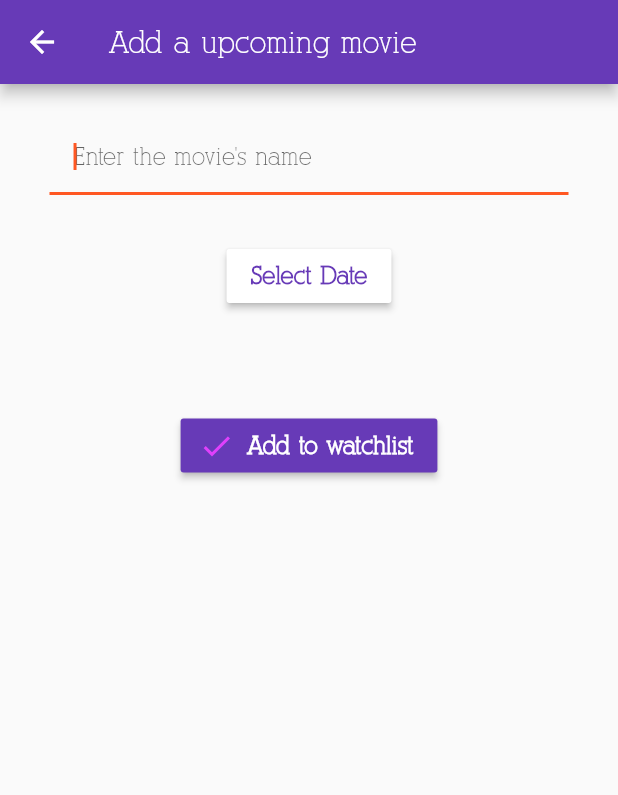
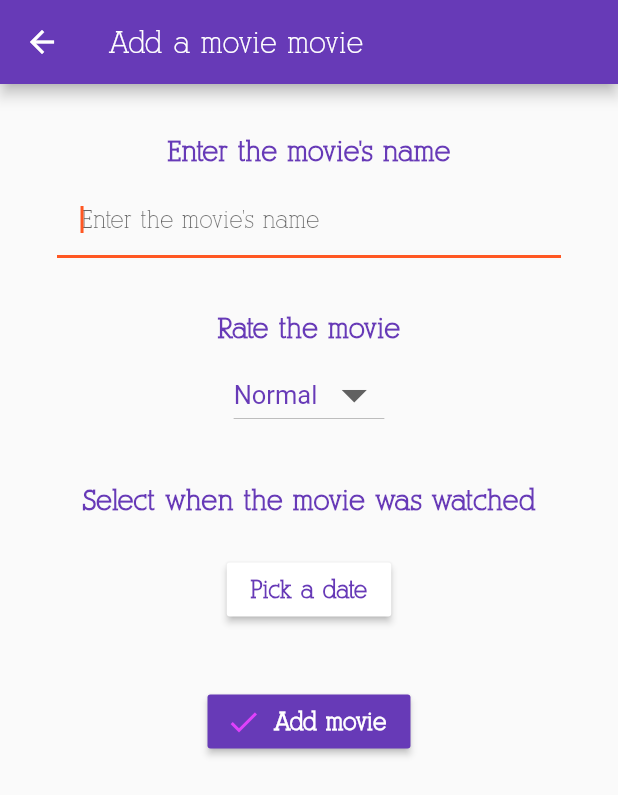
Before and after one commit to Nimlion/Movie_List, a Flutter app: the WatchlistScreen screen opened directly, after a tap on the "add" icon, on a phone screen of 412 x 824 dp. Shown: the top 795 px of the screen. Run offline on Flutter 3.47's test engine with Material 2 defaults, Android fonts, the phone set to English and light mode, and no system bars; drawn by our look-alikes of overlay_support; our stand-ins replace shared_preferences; missing offline and left inert: unicorndial; accounts and stored records are empty.

Commit message:
Added a general page to add movies

```diff
--- a/lib/main.dart
+++ b/lib/main.dart
@@ -6,7 +6,9 @@ import 'package:flutter/material.dart';
 import 'package:intl/intl.dart';
 import 'package:to_do/models/movie.dart';
 import 'package:to_do/models/repository.dart';
+import 'package:to_do/models/state.dart';
 import 'package:to_do/screens/addmovie.dart';
+import 'package:to_do/screens/addscreen.dart';
 import 'package:to_do/screens/editmovie.dart';
 import 'package:to_do/screens/favorite.dart';
 import 'package:to_do/screens/search.dart';
@@ -419,7 +421,9 @@ class MovieState extends State<MovieList> {
   // Build a single movie item
   Widget _buildMovieItem(Movie movie, int index) {
     // check if the movie is saved
-    final bool alreadySaved = Repo.saved.contains(movie);
+    final bool liked = movie.getStatus() == MovieStatus.favorite;
+    print("liked: " + liked.toString());
+    print("status: " + movie.getStatus().toString());
 
     // Create a list tile with icon, title, date and wether the movie is saved or not
     return new ListTile(
@@ -440,11 +444,11 @@ class MovieState extends State<MovieList> {
           .toLowerCase()),
       trailing: IconButton(
           icon: new Icon(
-            alreadySaved ? Icons.favorite : Icons.favorite_border,
-            color: alreadySaved ? Colors.red : null,
+            liked ? Icons.favorite : Icons.favorite_border,
+            color: liked ? Colors.red : null,
           ),
           onPressed: () {
-            _saveFavoriteMovie(movie);
+            _saveFavoriteMovie(movie, index);
           }),
       onTap: () => _promptEditMovie(index),
       onLongPress: () => _promptRemoveMovie(index),
@@ -474,26 +478,24 @@ class MovieState extends State<MovieList> {
   void _pushAddMovieScreen() {
     // Push this page onto the stack
     Navigator.of(context).push(
-      new MaterialPageRoute(builder: (context) => AddScreen()),
+      new MaterialPageRoute(
+          builder: (context) => AddMovieScreen(list: Repo.watched, keyString: Repo.movieKey)),
     );
   }
 
-  // Save or remove a movie from the favorite list
-  void _saveFavoriteMovie(Movie favMovie) async {
+  // favorite a movie from the watched list
+  void _saveFavoriteMovie(Movie favMovie, int index) async {
     SharedPreferences prefs = await SharedPreferences.getInstance();
-    final bool alreadySaved = Repo.saved.contains(favMovie);
+    final bool alreadySaved = Repo.watched[index].getStatus() == MovieStatus.favorite;
 
     setState(() {
       // If the movie is not in the favorite list yet, add the movie. Else remove the movie from the favorite list
       if (alreadySaved) {
-        Repo.saved.remove(favMovie);
+        Repo.watched[index].setStatus(MovieStatus.normal);
       } else {
-        Repo.saved.add(favMovie);
+        Repo.watched[index].setStatus(MovieStatus.favorite);
       }
-      prefs.setString(Repo.favoriteKey, jsonEncode(Repo.saved));
+      prefs.setString(Repo.movieKey, jsonEncode(Repo.watched));
     });
-
-    // Sort the favorite list
-    Movie.sortListAlphabetically(Repo.saved);
   }
 }
--- a/lib/models/movie.dart
+++ b/lib/models/movie.dart
@@ -1,4 +1,5 @@
 import 'package:to_do/models/repository.dart';
+import 'package:to_do/models/state.dart';
 
 /*
 * Here is everything about a movie
@@ -8,11 +9,13 @@ class Movie {
   // Each movie has a title and a date from when it was added
   String _title;
   DateTime _addedDate;
+  MovieStatus _status;
 
   // To create a movie a date and title must be given
-  Movie(DateTime date, String name) {
+  Movie(DateTime date, String name, MovieStatus status) {
     this._addedDate = date;
     this._title = name;
+    this._status = status;
   }
 
   // Check if a movie is identical to one another
@@ -29,7 +32,7 @@ class Movie {
 
   // Translate a string from json to a object of movie
   factory Movie.fromJson(Map<String, dynamic> json) {
-    return new Movie(DateTime.parse(json['date']), json['title']);
+    return new Movie(DateTime.parse(json['date']), json['title'], getStatusFromString(json['status']));
   }
 
   // Translate a object of movie to a string in json
@@ -37,6 +40,7 @@ class Movie {
     return {
       'title': _title,
       'date': _addedDate.toString(),
+      'status': _addedDate.toString(),
     };
   }
 
@@ -45,22 +49,33 @@ class Movie {
     return this._title;
   }
 
+  // Get the title of the movie
+  MovieStatus getStatus() {
+    return this._status;
+  }
+
   // Get the date of the movie
   DateTime getDate() {
     return this._addedDate;
   }
 
-  // Set the date of the movie
+  // Set the title of the movie
   void setTitle(String newTitle) {
     this._title = newTitle;
   }
 
+  // Set the title of the movie
+  void setStatus(MovieStatus newStatus) {
+    this._status = newStatus;
+  }
+
+  // Set the date of the movie
   void setDate(DateTime newDate) {
     this._addedDate = newDate;
   }
 
-  // Check if the movie already exists in the list of movies
-  static bool movieDoesExist(String movie) {
+  // Check if the movie already exists in the list of watched movies
+  static bool movieExistsInWatched(String movie) {
     for (Movie object in Repo.watched) {
       if (object.getTitle().toLowerCase() == movie) {
         return true;
@@ -69,24 +84,47 @@ class Movie {
     return false;
   }
 
+  // Check if the movie already exists in the list of to watch movies
+  static bool movieExistsInToWatch(String movie) {
+    for (Movie object in Repo.future) {
+      if (object.getTitle().toLowerCase() == movie) {
+        return true;
+      }
+    }
+    return false;
+  }
+
   // Sort a list of movies alphabetically
-  static void sortListAlphabetically(List<Movie> lijst) async {
-    lijst.sort((a, b) {
+  static void sortListAlphabetically(List<Movie> list) async {
+    list.sort((a, b) {
       return a.getTitle().compareTo(b.getTitle());
     });
   }
 
   // Sort a list of movies by the latest date
-  static void sortListByLatest(List<Movie> lijst) async {
-    lijst.sort((a, b) {
+  static void sortListByLatest(List<Movie> list) async {
+    list.sort((a, b) {
       return b.getDate().compareTo(a.getDate());
     });
   }
 
   // Sort a list of movies by the latest date
-  static void sortListByEarliest(List<Movie> lijst) async {
-    lijst.sort((a, b) {
+  static void sortListByEarliest(List<Movie> list) async {
+    list.sort((a, b) {
       return a.getDate().compareTo(b.getDate());
     });
   }
+
+  // Sort a list of movies by the latest date
+  List<Movie> retrieveGems(List<Movie> list) {
+    List<Movie> listOfGems;
+
+    list.map((Movie movie) {
+      if(movie.getStatus() == MovieStatus.gem) {
+        listOfGems.add(movie);
+      }
+    });
+
+    return listOfGems;
+  }
 }
--- a/lib/screens/addmovie.dart
+++ b/lib/screens/addmovie.dart
@@ -5,6 +5,7 @@ import 'package:shared_preferences/shared_preferences.dart';
 import 'package:flutter/material.dart';
 import 'package:to_do/models/movie.dart';
 import 'package:to_do/models/repository.dart';
+import 'package:to_do/models/state.dart';
 
 /*
 * Everything what has to do with the adding of movies can be found here.
@@ -44,7 +45,7 @@ class _AddMovieState extends State<AddScreen> {
     // Only add the task if the user actually entered something
     // and if the movie doesn't already exist
     if (newMovie.length > 1 && newMovie.trim() != "") {
-      if (Movie.movieDoesExist(newMovie.toLowerCase()) == true) {
+      if (Movie.movieExistsInWatched(newMovie.toLowerCase()) == true) {
         // Show a notification if the movie already exists
         showSimpleNotification(
           Text("This movie already exists."),
@@ -53,7 +54,7 @@ class _AddMovieState extends State<AddScreen> {
       } else {
         // Add the movie to the list and rerender the list (through setState)
         setState(() {
-          Movie toAddMovie = new Movie(DateTime.now(), newMovie);
+          Movie toAddMovie = new Movie(DateTime.now(), newMovie, MovieStatus.normal);
           Repo.watched.add(toAddMovie);
           prefs.setString(Repo.movieKey, jsonEncode(Repo.watched));
           // Sort the list again
--- /dev/null
+++ b/lib/screens/addscreen.dart
@@ -0,0 +1,265 @@
+import 'dart:convert';
+
+import 'package:overlay_support/overlay_support.dart';
+import 'package:shared_preferences/shared_preferences.dart';
+import 'package:flutter/material.dart';
+import 'package:to_do/models/movie.dart';
+import 'package:to_do/models/repository.dart';
+import 'package:to_do/models/state.dart';
+
+/*
+* Everything what has to do with the adding of movies can be found here.
+* programmer: Hosam Darwish
+*/
+class AddMovieScreen extends StatefulWidget {
+  // Declare a field that holds the to be edited movie.
+  final List<Movie> list;
+  final String keyString;
+
+  // In the constructor, require a list.
+  AddMovieScreen({Key key, @required this.list, @required this.keyString}) : super(key: key);
+
+  @override
+  _AddMovieState createState() => _AddMovieState(list, keyString);
+}
+
+class _AddMovieState extends State<AddMovieScreen> {
+  // Declare a field that holds the to be edited movie.
+  final List<Movie> _list;
+  final String _keyString;
+
+  String _titleValue = '';
+  String _dateValue = '';
+  MovieStatus _status = MovieStatus.normal;
+
+  _AddMovieState(this._list, this._keyString);
+
+  // Build the add page including appbar and textfield
+  @override
+  Widget build(BuildContext context) {
+    var brightness = MediaQuery.of(context).platformBrightness;
+
+    String capitalize(String badText) {
+      return badText[0].toUpperCase() + badText.substring(1);
+    }
+
+    return Scaffold(
+        appBar: new AppBar(title: new Text('Add a movie movie')),
+        body: new Container(
+          padding: EdgeInsets.all(8.0),
+          child: Center(
+            child: Column(
+              children: <Widget>[
+                new Padding(
+                  padding: EdgeInsets.fromLTRB(25, 25, 25, 10),
+                  child: Text("Enter the movie's name",
+                      style: TextStyle(
+                          color: brightness == Brightness.dark
+                              ? Colors.white
+                              : Colors.deepPurple,
+                          fontSize: Repo.currentFont + 5,
+                          fontWeight: FontWeight.w900)),
+                ),
+                new Padding(
+                  padding: EdgeInsets.fromLTRB(30, 0, 30, 10),
+                  child: new TextField(
+                    autofocus: true,
+                    onChanged: (val) {
+                      _titleValue = val;
+                    },
+                    onSubmitted: (val) {
+                      _titleValue = val;
+                    },
+                    textCapitalization: TextCapitalization.words,
+                    decoration: new InputDecoration(
+                        hintText: 'Enter the movie\'s name',
+                        contentPadding: const EdgeInsets.all(16.0)),
+                    style: TextStyle(fontSize: Repo.currentFont + 2),
+                  ),
+                ),
+                new Padding(
+                  padding: EdgeInsets.fromLTRB(25, 25, 25, 10),
+                  child: Text("Rate the movie",
+                      style: TextStyle(
+                          color: brightness == Brightness.dark
+                              ? Colors.white
+                              : Colors.deepPurple,
+                          fontSize: Repo.currentFont + 5,
+                          fontWeight: FontWeight.w900)),
+                ),
+                new Padding(
+                  padding: EdgeInsets.fromLTRB(25, 0, 25, 10),
+                  child: new DropdownButton<MovieStatus>(
+                    items: (MovieStatus.values.map((MovieStatus status) {
+                      return new DropdownMenuItem<MovieStatus>(
+                        value: status,
+                        child: new Text(capitalize(status
+                            .toString()
+                            // Remove the type in front of the enum
+                            .substring(status.toString().indexOf('.') + 1))),
+                      );
+                    })).toList(),
+                    onChanged: (value) {
+                      setState(() {
+                        _status = value;
+                      });
+                    },
+                    value: _status,
+                    elevation: 2,
+                    style: TextStyle(
+                      color: brightness == Brightness.dark
+                          ? Colors.white
+                          : Colors.deepPurple,
+                      fontSize: Repo.currentFont + 3,
+                    ),
+                    isDense: false,
+                    iconSize: 40.0,
+                  ),
+                ),
+                new Padding(
+                  padding: EdgeInsets.fromLTRB(25, 25, 25, 10),
+                  child: Text("Select when the movie was watched",
+                      style: TextStyle(
+                          color: brightness == Brightness.dark
+                              ? Colors.white
+                              : Colors.deepPurple,
+                          fontSize: Repo.currentFont + 5,
+                          fontWeight: FontWeight.w900)),
+                ),
+                new Padding(
+                  padding: EdgeInsets.fromLTRB(25, 15, 25, 10),
+                  child: new RaisedButton(
+                    onPressed: _selectDate,
+                    color: brightness == Brightness.dark
+                        ? Colors.teal
+                        : Colors.white,
+                    child: new Text(
+                      'Pick a date',
+                      style: TextStyle(
+                          fontWeight: FontWeight.bold,
+                          fontSize: Repo.largeFont,
+                          color: brightness == Brightness.dark
+                              ? Colors.white
+                              : Colors.deepPurple),
+                    ),
+                  ),
+                ),
+                new Padding(
+                  padding: EdgeInsets.fromLTRB(25, 30, 25, 0),
+                  child: new RaisedButton.icon(
+                    onPressed: () {
+                      _addMovie(_titleValue, _dateValue, _status, _list);
+                      Navigator.pop(context); // Close the add todo screen
+                    },
+                    color: brightness == Brightness.dark
+                        ? Colors.teal
+                        : Colors.deepPurple,
+                    icon: new Icon(
+                      Icons.check,
+                      color: brightness == Brightness.dark
+                          ? Colors.white
+                          : Colors.purpleAccent,
+                    ),
+                    label: new Text("Add movie",
+                        style: TextStyle(
+                            color: Colors.white,
+                            fontWeight: FontWeight.bold,
+                            fontSize: Repo.largeFont)),
+                  ),
+                ),
+              ],
+            ),
+          ),
+        ));
+  }
+
+  Future _selectDate() async {
+    DateTime picked = await showDatePicker(
+        context: context,
+        initialDate: new DateTime.now(),
+        firstDate: new DateTime(2016),
+        lastDate: new DateTime(2025));
+    if (picked != null) setState(() => _dateValue = picked.toString());
+  }
+
+  // Add a new movie to the list of movies
+  void _addMovie(String movieTitle, String movieDate, MovieStatus status, List<Movie> list) async {
+    SharedPreferences prefs = await SharedPreferences.getInstance();
+    DateTime movieDateTime;
+
+    try {
+      movieDate = movieDate.replaceAll('-', '');
+      movieDate = movieDate.replaceAll(' ', '');
+      movieDate = movieDate.replaceAll(':', '');
+      movieDate = movieDate.substring(0, 8) + 'T' + movieDate.substring(8);
+      movieDateTime = DateTime.parse(movieDate);
+    } catch (identifier) {
+      movieDateTime = DateTime.now();
+    }
+
+    // Only add the task if the user actually entered something
+    // and if the movie doesn't already exist
+    if (movieTitle.length > 1 && movieTitle.trim() != "") {
+      if (Movie.movieExistsInToWatch(movieTitle.toLowerCase()) == true ||
+          Movie.movieExistsInWatched(movieTitle.toLowerCase()) == true) {
+        // Show a notification if the movie already exists
+        showSimpleNotification(
+          Text("This movie already exists."),
+          background: Colors.redAccent,
+        );
+      } else {
+        // Add the movie to the list and rerender the list (through setState)
+        setState(() {
+          try {
+            print("HOSAM deze lijst in gesaved ");
+            print("meegegeven lijst: ");
+            print(_list.toString() + _list.length.toString());
+            print("Repo lijst: ");
+            print(Repo.watched.toString() + Repo.watched.length.toString());
+            Movie toAddMovie =
+                new Movie(movieDateTime, movieTitle, status);
+            list.add(toAddMovie);
+
+            // Sort the list again
+            Movie.sortListByLatest(list);
+
+            prefs.setString(_keyString, jsonEncode(list));
+          } catch (identifier) {
+            showSimpleNotification(
+              Text("Error: " + identifier.toString()),
+              background: Colors.redAccent,
+            );
+          }
+        });
+      }
+    } else {
+      // Show a notification if the movie title is invalid
+      showSimpleNotification(
+        Text("Please enter a correct name."),
+        background: Colors.redAccent,
+      );
+    }
+
+    print("saved: ");
+    for (Movie film in Repo.future) {
+      print("titel: " +
+          film.getTitle() +
+          " datum: " +
+          film.getDate().toString() +
+          " status: " +
+          film.getStatus().toString());
+    }
+    print("movies: " + Repo.future.toString());
+
+    print("saved: ");
+    for (Movie film in Repo.watched) {
+      print("titel: " +
+          film.getTitle() +
+          " datum: " +
+          film.getDate().toString() +
+          " status: " +
+          film.getStatus().toString());
+    }
+    print("movies: " + Repo.future.toString());
+  }
+}
--- a/lib/screens/addtowatchlist.dart
+++ b/lib/screens/addtowatchlist.dart
@@ -5,6 +5,7 @@ import 'package:shared_preferences/shared_preferences.dart';
 import 'package:flutter/material.dart';
 import 'package:to_do/models/movie.dart';
 import 'package:to_do/models/repository.dart';
+import 'package:to_do/models/state.dart';
 
 /*
 * Everything what has to do with the adding of movies can be found here.
@@ -112,7 +113,7 @@ class _AddWatchListState extends State<AddWatchlistScreen> {
     // Only add the task if the user actually entered something
     // and if the movie doesn't already exist
     if (movieTitle.length > 1 && movieTitle.trim() != "") {
-      if (Movie.movieDoesExist(movieTitle.toLowerCase()) == true) {
+      if (Movie.movieExistsInWatched(movieTitle.toLowerCase()) == true) {
         // Show a notification if the movie already exists
         showSimpleNotification(
           Text("This movie already exists."),
@@ -122,7 +123,7 @@ class _AddWatchListState extends State<AddWatchlistScreen> {
         // Add the movie to the list and rerender the list (through setState)
         setState(() {
           try {
-            Movie toAddMovie = new Movie(movieDateTime, movieTitle);
+            Movie toAddMovie = new Movie(movieDateTime, movieTitle, MovieStatus.normal);
             Repo.future.add(toAddMovie);
             prefs.setString(Repo.futureKey, jsonEncode(Repo.future));
             // Sort the list again
--- a/lib/screens/editmovie.dart
+++ b/lib/screens/editmovie.dart
@@ -14,7 +14,7 @@ class EditScreen extends StatefulWidget {
   // Declare a field that holds the to be edited movie.
   final int movieIndex;
 
-  // In the constructor, require a list.
+  // In the constructor, require the postion of the to be edited movie.
   EditScreen({Key key, @required this.movieIndex}) : super(key: key);
 
   @override
@@ -24,6 +24,7 @@ class EditScreen extends StatefulWidget {
 class _EditMovieState extends State<EditScreen> {
   // Declare a field that holds the to be edited movie.
   final int watchedIndex;
+
   int savedIndex;
   Movie movie;
   TextEditingController _controller = new TextEditingController();
@@ -77,7 +78,7 @@ class _EditMovieState extends State<EditScreen> {
           Text("The movie title hasn't changed."),
           background: Colors.redAccent,
         );
-      } else if (Movie.movieDoesExist(newTitle.toLowerCase()) == true) {
+      } else if (Movie.movieExistsInWatched(newTitle.toLowerCase()) == true) {
         // Show a notification if the movie already exists
         showSimpleNotification(
           Text("This movie already exists."),
--- a/lib/screens/watchlist.dart
+++ b/lib/screens/watchlist.dart
@@ -5,7 +5,7 @@ import 'package:shared_preferences/shared_preferences.dart';
 import 'package:flutter/material.dart';
 import 'package:to_do/models/movie.dart';
 import 'package:to_do/models/repository.dart';
-import 'package:to_do/screens/addtowatchlist.dart';
+import 'package:to_do/screens/addscreen.dart';
 import 'package:unicorndial/unicorndial.dart';
 
 /*
@@ -121,7 +121,7 @@ class _WatchlistState extends State<WatchlistScreen> {
   void _pushAddMovieScreen() {
     // Push this page onto the stack
     Navigator.of(context).push(
-      new MaterialPageRoute(builder: (context) => AddWatchlistScreen()),
+      new MaterialPageRoute(builder: (context) => AddMovieScreen(list: Repo.future, keyString: Repo.futureKey,)),
     );
   }
 
```
Also changed, not shown: lib/models/state.dart (added, +16 -0 lines).
